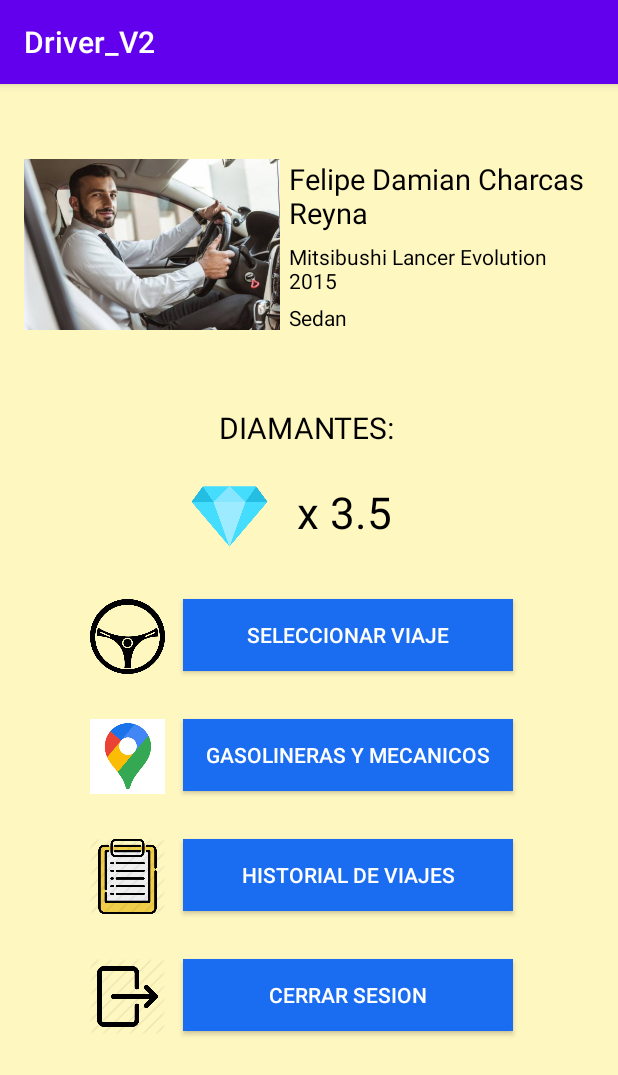
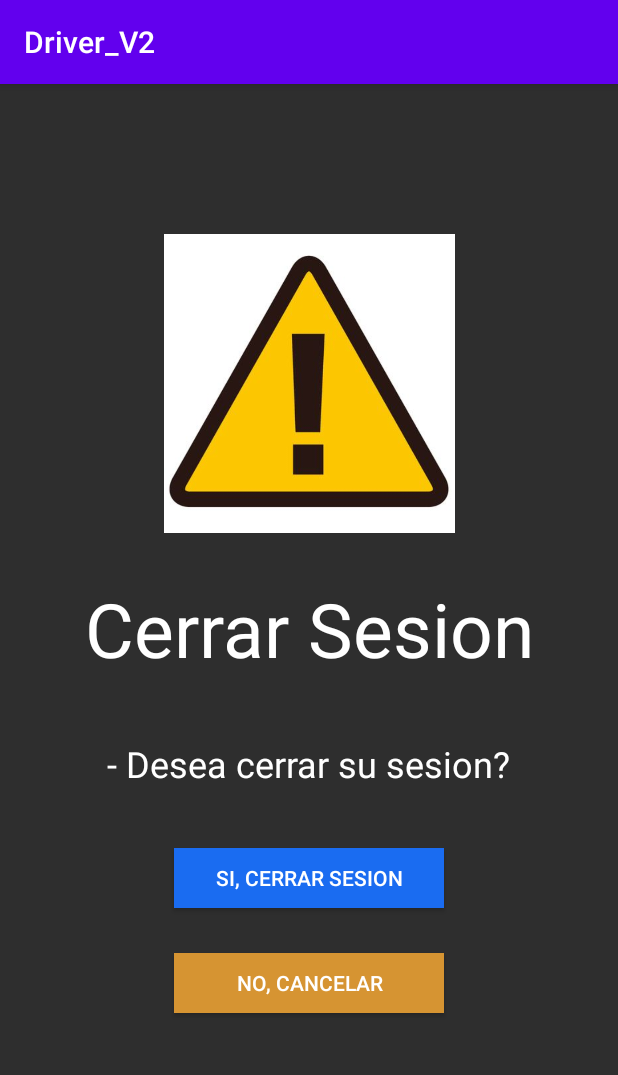
Before and after one commit to Damiian123/Gamezoide_Inc, an Android app: the PantallaMenu screen opened directly, with no data from a screen before it, after a tap on "CERRAR SESION", on a phone screen of 412 x 824 dp. Shown: the top 1075 px of the screen. Run offline under Robolectric (Android 15) with nearby library versions, the phone set to English and light mode, and no system bars.

Commit message:
Pantalla de Cerrar Sesion Pantalla de Viaje Seleccionado

```diff
--- a/app/src/main/AndroidManifest.xml
+++ b/app/src/main/AndroidManifest.xml
@@ -15,7 +15,10 @@
         android:roundIcon="@mipmap/ic_launcher_round"
         android:supportsRtl="true"
         android:theme="@style/AppTheme">
-        <activity android:name=".PantallaViajes"></activity>
+        <activity android:name=".PantallaRuta1"></activity>
+        <activity android:name=".PantallaSesion" />
+        <activity android:name=".PantallaCerrarSesion" />
+        <activity android:name=".PantallaViajes" />
         <activity android:name=".PantallaHistorial" />
         <!--
              The API key for Google Maps-based APIs is defined as a string resource.
--- a/app/src/main/java/com/example/driver_v2/PantallaMenu.kt
+++ b/app/src/main/java/com/example/driver_v2/PantallaMenu.kt
@@ -3,7 +3,6 @@ package com.example.driver_v2
 
 import android.content.Intent
 import android.os.Bundle
-import androidx.appcompat.app.AlertDialog
 import androidx.appcompat.app.AppCompatActivity
 import com.example.driver_v2.R.layout.activity_pantalla_menu
 import kotlinx.android.synthetic.main.activity_pantalla_menu.*
@@ -35,20 +34,8 @@ class PantallaMenu : AppCompatActivity()
 
         botonCerrarSesion.setOnClickListener()
         {
-            val builder = AlertDialog.Builder(this)
-            builder.setTitle("Cerrar Sesion")
-            builder.setMessage("¿Esta seguro de cerrar la sesion?")
-            builder.setPositiveButton("Si")
-            {
-                dialog, which ->
-                val intentRegresar: Intent = Intent(this, MainActivity::class.java)
-                startActivity(intentRegresar)
-            }
-            builder.setNegativeButton("No")
-            {
-                dialog, which ->
-                builder.show()
-            }
+            val intentCerrar:Intent = Intent(this, PantallaSesion::class.java)
+            startActivity(intentCerrar)
         }
     }
 }
--- /dev/null
+++ b/app/src/main/java/com/example/driver_v2/PantallaSesion.kt
@@ -0,0 +1,27 @@
+package com.example.driver_v2
+
+import android.content.Intent
+import androidx.appcompat.app.AppCompatActivity
+import android.os.Bundle
+import kotlinx.android.synthetic.main.activity_pantalla_sesion.*
+
+class PantallaSesion : AppCompatActivity() {
+
+    override fun onCreate(savedInstanceState: Bundle?)
+    {
+        super.onCreate(savedInstanceState)
+        setContentView(R.layout.activity_pantalla_sesion)
+
+        botonCerrar.setOnClickListener()
+        {
+            val intentTerminar: Intent = Intent(this, MainActivity::class.java)
+            startActivity(intentTerminar)
+        }
+
+        botonCancelar.setOnClickListener()
+        {
+            val intentCancelar:Intent = Intent(this, PantallaMenu::class.java)
+            startActivity(intentCancelar)
+        }
+    }
+}
--- a/app/src/main/res/layout/activity_main.xml
+++ b/app/src/main/res/layout/activity_main.xml
@@ -4,7 +4,7 @@
     xmlns:tools="http://schemas.android.com/tools"
     android:layout_width="match_parent"
     android:layout_height="match_parent"
-    android:background="#FFF7C0"
+    android:background="#2E2E2E"
     tools:context=".MainActivity">
 
     <EditText
@@ -26,7 +26,7 @@
         android:layout_marginTop="30dp"
         android:shadowColor="@android:color/background_light"
         android:text="-Ingrese su Nombre de Usuario"
-        android:textColor="@android:color/black"
+        android:textColor="@android:color/white"
         app:layout_constraintEnd_toEndOf="parent"
         app:layout_constraintStart_toStartOf="parent"
         app:layout_constraintTop_toBottomOf="@+id/imageView2" />
@@ -37,7 +37,7 @@
     android:layout_height="25dp"
     android:layout_marginTop="55dp"
     android:text="-Ingrese su Contraseña"
-    android:textColor="@android:color/black"
+    android:textColor="@android:color/white"
     android:textSize="14sp"
     app:layout_constraintEnd_toEndOf="parent"
     app:layout_constraintStart_toStartOf="parent"
--- a/app/src/main/res/layout/activity_pantalla_historial.xml
+++ b/app/src/main/res/layout/activity_pantalla_historial.xml
@@ -4,7 +4,7 @@
     xmlns:tools="http://schemas.android.com/tools"
     android:layout_width="match_parent"
     android:layout_height="match_parent"
-    android:background="#FFF7C0"
+    android:background="#2E2E2E"
     tools:context=".PantallaHistorial">
 
     <TextView
@@ -63,7 +63,7 @@
         android:layout_height="wrap_content"
         android:layout_marginTop="60dp"
         android:text="Pulse sobre los cuadros para ver detalles de los viajes."
-        android:textColor="#000000"
+        android:textColor="#FFFFFF"
         android:textSize="15sp"
         app:layout_constraintEnd_toEndOf="parent"
         app:layout_constraintStart_toStartOf="parent"
--- a/app/src/main/res/layout/activity_pantalla_menu.xml
+++ b/app/src/main/res/layout/activity_pantalla_menu.xml
@@ -4,7 +4,7 @@
     xmlns:tools="http://schemas.android.com/tools"
     android:layout_width="match_parent"
     android:layout_height="match_parent"
-    android:background="#FFF7C0"
+    android:background="#FF0101"
     tools:context=".PantallaMenu">
 
     <ImageView
@@ -26,7 +26,7 @@
             android:layout_marginLeft="5dp"
             android:layout_marginTop="50dp"
             android:text="Felipe Damian Charcas Reyna"
-            android:textColor="@android:color/black"
+            android:textColor="@android:color/white"
             app:autoSizeTextType="uniform"
             app:layout_constraintStart_toEndOf="@+id/foto_perfil"
             app:layout_constraintTop_toTopOf="parent" />
@@ -39,7 +39,7 @@
             android:layout_marginLeft="5dp"
             android:layout_marginTop="5dp"
             android:text="Mitsibushi Lancer Evolution 2015"
-            android:textColor="@android:color/black"
+            android:textColor="@android:color/white"
             app:layout_constraintStart_toEndOf="@+id/foto_perfil"
             app:layout_constraintTop_toBottomOf="@+id/nombre_driver" />
 
@@ -51,7 +51,7 @@
         android:layout_marginLeft="5dp"
         android:layout_marginTop="5dp"
         android:text="Sedan"
-        android:textColor="@android:color/black"
+        android:textColor="@android:color/white"
         app:layout_constraintStart_toEndOf="@+id/foto_perfil"
         app:layout_constraintTop_toBottomOf="@+id/auto_driver" />
 
@@ -113,7 +113,7 @@
         android:layout_height="30dp"
         android:layout_marginTop="50dp"
         android:text="DIAMANTES:"
-        android:textColor="@android:color/black"
+        android:textColor="@android:color/white"
         app:autoSizeTextType="uniform"
         app:layout_constraintEnd_toEndOf="parent"
         app:layout_constraintStart_toStartOf="parent"
@@ -171,7 +171,7 @@
         android:layout_marginLeft="10dp"
         android:layout_marginTop="20dp"
         android:text=" x 3.5"
-        android:textColor="@android:color/black"
+        android:textColor="@android:color/white"
         app:autoSizeTextType="uniform"
         app:layout_constraintStart_toEndOf="@+id/logo_diamante"
         app:layout_constraintTop_toBottomOf="@+id/diamantes" />
--- /dev/null
+++ b/app/src/main/res/layout/activity_pantalla_sesion.xml
@@ -0,0 +1,68 @@
+<?xml version="1.0" encoding="utf-8"?>
+<androidx.constraintlayout.widget.ConstraintLayout xmlns:android="http://schemas.android.com/apk/res/android"
+    xmlns:app="http://schemas.android.com/apk/res-auto"
+    xmlns:tools="http://schemas.android.com/tools"
+    android:layout_width="match_parent"
+    android:layout_height="match_parent"
+    android:background="#2E2E2E"
+    tools:context=".PantallaSesion">
+
+    <ImageView
+        android:id="@+id/imageView3"
+        android:layout_width="194dp"
+        android:layout_height="199dp"
+        android:layout_marginTop="100dp"
+        app:layout_constraintEnd_toEndOf="parent"
+        app:layout_constraintStart_toStartOf="parent"
+        app:layout_constraintTop_toTopOf="parent"
+        app:srcCompat="@drawable/advertencia" />
+
+    <TextView
+        android:id="@+id/alertSesion"
+        android:layout_width="wrap_content"
+        android:layout_height="wrap_content"
+        android:layout_marginTop="30dp"
+        android:text="Cerrar Sesion"
+        android:textColor="#FFFFFF"
+        android:textSize="50sp"
+        app:layout_constraintEnd_toEndOf="parent"
+        app:layout_constraintStart_toStartOf="parent"
+        app:layout_constraintTop_toBottomOf="@+id/imageView3" />
+
+    <TextView
+        android:id="@+id/confirmacion"
+        android:layout_width="wrap_content"
+        android:layout_height="wrap_content"
+        android:layout_marginTop="40dp"
+        android:text="- Desea cerrar su sesion?"
+        android:textColor="#FFFFFF"
+        android:textSize="24sp"
+        app:layout_constraintEnd_toEndOf="parent"
+        app:layout_constraintStart_toStartOf="parent"
+        app:layout_constraintTop_toBottomOf="@+id/alertSesion" />
+
+    <Button
+        android:id="@+id/botonCerrar"
+        android:layout_width="180dp"
+        android:layout_height="40dp"
+        android:layout_marginTop="40dp"
+        android:background="#1A6CF1"
+        android:text="Si, Cerrar Sesion"
+        android:textColor="#FFFFFF"
+        app:layout_constraintEnd_toEndOf="parent"
+        app:layout_constraintStart_toStartOf="parent"
+        app:layout_constraintTop_toBottomOf="@+id/confirmacion" />
+
+    <Button
+        android:id="@+id/botonCancelar"
+        android:layout_width="180dp"
+        android:layout_height="40dp"
+        android:layout_marginTop="30dp"
+        android:background="#D69432"
+        android:text="No, Cancelar"
+        android:textColor="#FFFFFF"
+        app:layout_constraintEnd_toEndOf="parent"
+        app:layout_constraintStart_toStartOf="parent"
+        app:layout_constraintTop_toBottomOf="@+id/botonCerrar" />
+
+</androidx.constraintlayout.widget.ConstraintLayout>
--- a/app/src/main/res/layout/activity_pantalla_viajes.xml
+++ b/app/src/main/res/layout/activity_pantalla_viajes.xml
@@ -4,7 +4,7 @@
     xmlns:tools="http://schemas.android.com/tools"
     android:layout_width="match_parent"
     android:layout_height="match_parent"
-    android:background="#FFF7C0"
+    android:background="#2E2E2E"
     tools:context=".PantallaViajes">
 
     <Button
@@ -78,7 +78,7 @@
         android:layout_marginLeft="36dp"
         android:layout_marginTop="60dp"
         android:text="-Toque un cuadro para aceptar un viaje."
-        android:textColor="#000000"
+        android:textColor="#FFFFFF"
         android:textSize="16sp"
         app:layout_constraintStart_toStartOf="parent"
         app:layout_constraintTop_toBottomOf="@+id/textViajes" />
```
Also changed, not shown: app/src/main/java/com/example/driver_v2/PantallaRuta1.kt (added, +12 -0 lines), app/src/main/res/layout/activity_pantalla_ruta1.xml (added, +80 -0 lines), app/src/main/res/drawable/advertencia.jpg (added), app/src/main/res/drawable/viaje.png (added), app/src/main/res/drawable/warning.png (added), 1 other file.
